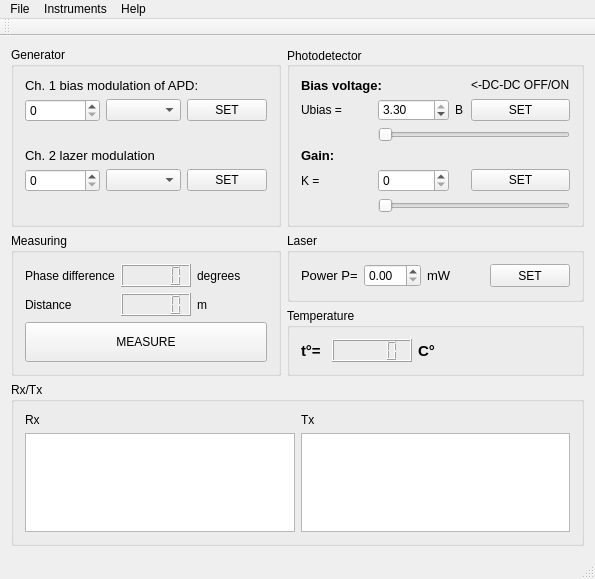
First picture: the form in sources/presentation/ui/main_window/mainwindow.ui, repository AlienDrew/lidar, before the edit.
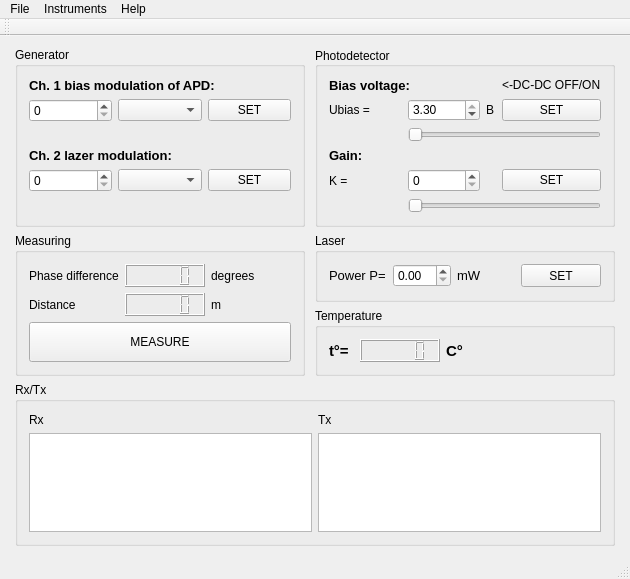
Second picture: the form after the edit.

The edit to the form file:
```diff
--- a/sources/presentation/ui/main_window/mainwindow.ui
+++ b/sources/presentation/ui/main_window/mainwindow.ui
@@ -6,7 +6,7 @@
    <rect>
     <x>0</x>
     <y>0</y>
-    <width>595</width>
+    <width>630</width>
     <height>579</height>
    </rect>
   </property>
@@ -120,7 +120,7 @@
      <widget class="QGroupBox" name="TemperatureGroup">
       <property name="maximumSize">
        <size>
-        <width>16777215</width>
+        <width>300</width>
         <height>100</height>
        </size>
       </property>
@@ -185,7 +185,7 @@
      <widget class="QGroupBox" name="laserGroup">
       <property name="maximumSize">
        <size>
-        <width>400</width>
+        <width>300</width>
         <height>100</height>
        </size>
       </property>
@@ -286,138 +286,6 @@
       </layout>
      </widget>
     </item>
-    <item row="0" column="0" rowspan="2">
-     <widget class="QGroupBox" name="generatorGroup">
-      <property name="enabled">
-       <bool>true</bool>
-      </property>
-      <property name="minimumSize">
-       <size>
-        <width>0</width>
-        <height>180</height>
-       </size>
-      </property>
-      <property name="maximumSize">
-       <size>
-        <width>270</width>
-        <height>200</height>
-       </size>
-      </property>
-      <property name="title">
-       <string>Generator</string>
-      </property>
-      <layout class="QGridLayout" name="gridLayout_3">
-       <item row="0" column="0">
-        <layout class="QGridLayout" name="gridLayout_2">
-         <item row="1" column="1">
-          <widget class="QDoubleSpinBox" name="ch1Box">
-           <property name="decimals">
-            <number>0</number>
-           </property>
-           <property name="maximum">
-            <double>200000000.000000000000000</double>
-           </property>
-          </widget>
-         </item>
-         <item row="1" column="2">
-          <widget class="QComboBox" name="ch1Units"/>
-         </item>
-         <item row="4" column="1">
-          <widget class="QDoubleSpinBox" name="ch2Box">
-           <property name="decimals">
-            <number>0</number>
-           </property>
-           <property name="maximum">
-            <double>200000000.000000000000000</double>
-           </property>
-          </widget>
-         </item>
-         <item row="4" column="2">
-          <widget class="QComboBox" name="ch2Units"/>
-         </item>
-         <item row="1" column="3">
-          <widget class="QPushButton" name="setCh1Button">
-           <property name="text">
-            <string>SET</string>
-           </property>
-          </widget>
-         </item>
-         <item row="4" column="3">
-          <widget class="QPushButton" name="setCh2Button">
-           <property name="text">
-            <string>SET</string>
-           </property>
-          </widget>
-         </item>
-         <item row="2" column="2">
-          <spacer name="verticalSpacer_2">
-           <property name="orientation">
-            <enum>Qt::Vertical</enum>
-           </property>
-           <property name="sizeHint" stdset="0">
-            <size>
-             <width>20</width>
-             <height>40</height>
-            </size>
-           </property>
-          </spacer>
-         </item>
-         <item row="7" column="2">
-          <spacer name="verticalSpacer_3">
-           <property name="orientation">
-            <enum>Qt::Vertical</enum>
-           </property>
-           <property name="sizeHint" stdset="0">
-            <size>
-             <width>20</width>
-             <height>40</height>
-            </size>
-           </property>
-          </spacer>
-         </item>
-         <item row="3" column="1" colspan="2">
-          <widget class="QLabel" name="label_2">
-           <property name="maximumSize">
-            <size>
-             <width>16777215</width>
-             <height>20</height>
-            </size>
-           </property>
-           <property name="font">
-            <font>
-             <pointsize>10</pointsize>
-            </font>
-           </property>
-           <property name="text">
-            <string>Ch. 2 lazer modulation</string>
-           </property>
-          </widget>
-         </item>
-         <item row="0" column="1" colspan="3">
-          <widget class="QLabel" name="label">
-           <property name="maximumSize">
-            <size>
-             <width>16777215</width>
-             <height>20</height>
-            </size>
-           </property>
-           <property name="font">
-            <font>
-             <pointsize>10</pointsize>
-             <weight>50</weight>
-             <bold>false</bold>
-            </font>
-           </property>
-           <property name="text">
-            <string>Ch. 1 bias modulation of APD:</string>
-           </property>
-          </widget>
-         </item>
-        </layout>
-       </item>
-      </layout>
-     </widget>
-    </item>
     <item row="0" column="1" rowspan="2">
      <widget class="QGroupBox" name="photoDetectorGroup">
       <property name="minimumSize">
@@ -428,8 +296,8 @@
       </property>
       <property name="maximumSize">
        <size>
-        <width>400</width>
-        <height>300</height>
+        <width>300</width>
+        <height>200</height>
        </size>
       </property>
       <property name="title">
@@ -570,6 +438,136 @@
       </layout>
      </widget>
     </item>
+    <item row="0" column="0" rowspan="2">
+     <widget class="QGroupBox" name="generatorGroup">
+      <property name="enabled">
+       <bool>true</bool>
+      </property>
+      <property name="minimumSize">
+       <size>
+        <width>0</width>
+        <height>180</height>
+       </size>
+      </property>
+      <property name="maximumSize">
+       <size>
+        <width>290</width>
+        <height>200</height>
+       </size>
+      </property>
+      <property name="title">
+       <string>Generator</string>
+      </property>
+      <layout class="QGridLayout" name="gridLayout_3">
+       <item row="3" column="0" colspan="3">
+        <widget class="QLabel" name="label_2">
+         <property name="maximumSize">
+          <size>
+           <width>16777215</width>
+           <height>20</height>
+          </size>
+         </property>
+         <property name="font">
+          <font>
+           <pointsize>10</pointsize>
+           <weight>75</weight>
+           <bold>true</bold>
+          </font>
+         </property>
+         <property name="text">
+          <string>Ch. 2 lazer modulation:</string>
+         </property>
+        </widget>
+       </item>
+       <item row="4" column="0">
+        <widget class="QDoubleSpinBox" name="ch2Box">
+         <property name="decimals">
+          <number>0</number>
+         </property>
+         <property name="maximum">
+          <double>200000000.000000000000000</double>
+         </property>
+        </widget>
+       </item>
+       <item row="1" column="1">
+        <widget class="QComboBox" name="ch1Units"/>
+       </item>
+       <item row="1" column="0">
+        <widget class="QDoubleSpinBox" name="ch1Box">
+         <property name="decimals">
+          <number>0</number>
+         </property>
+         <property name="maximum">
+          <double>200000000.000000000000000</double>
+         </property>
+        </widget>
+       </item>
+       <item row="1" column="2">
+        <widget class="QPushButton" name="setCh1Button">
+         <property name="text">
+          <string>SET</string>
+         </property>
+        </widget>
+       </item>
+       <item row="2" column="2">
+        <spacer name="verticalSpacer">
+         <property name="orientation">
+          <enum>Qt::Vertical</enum>
+         </property>
+         <property name="sizeHint" stdset="0">
+          <size>
+           <width>20</width>
+           <height>40</height>
+          </size>
+         </property>
+        </spacer>
+       </item>
+       <item row="0" column="0" colspan="3">
+        <widget class="QLabel" name="label">
+         <property name="maximumSize">
+          <size>
+           <width>16777215</width>
+           <height>20</height>
+          </size>
+         </property>
+         <property name="font">
+          <font>
+           <pointsize>10</pointsize>
+           <weight>75</weight>
+           <bold>true</bold>
+          </font>
+         </property>
+         <property name="text">
+          <string>Ch. 1 bias modulation of APD:</string>
+         </property>
+        </widget>
+       </item>
+       <item row="4" column="1">
+        <widget class="QComboBox" name="ch2Units"/>
+       </item>
+       <item row="4" column="2">
+        <widget class="QPushButton" name="setCh2Button">
+         <property name="text">
+          <string>SET</string>
+         </property>
+        </widget>
+       </item>
+       <item row="5" column="2">
+        <spacer name="verticalSpacer_2">
+         <property name="orientation">
+          <enum>Qt::Vertical</enum>
+         </property>
+         <property name="sizeHint" stdset="0">
+          <size>
+           <width>20</width>
+           <height>40</height>
+          </size>
+         </property>
+        </spacer>
+       </item>
+      </layout>
+     </widget>
+    </item>
    </layout>
   </widget>
   <widget class="QMenuBar" name="menuBar">
@@ -577,7 +575,7 @@
     <rect>
      <x>0</x>
      <y>0</y>
-     <width>595</width>
+     <width>630</width>
      <height>19</height>
     </rect>
    </property>
```
